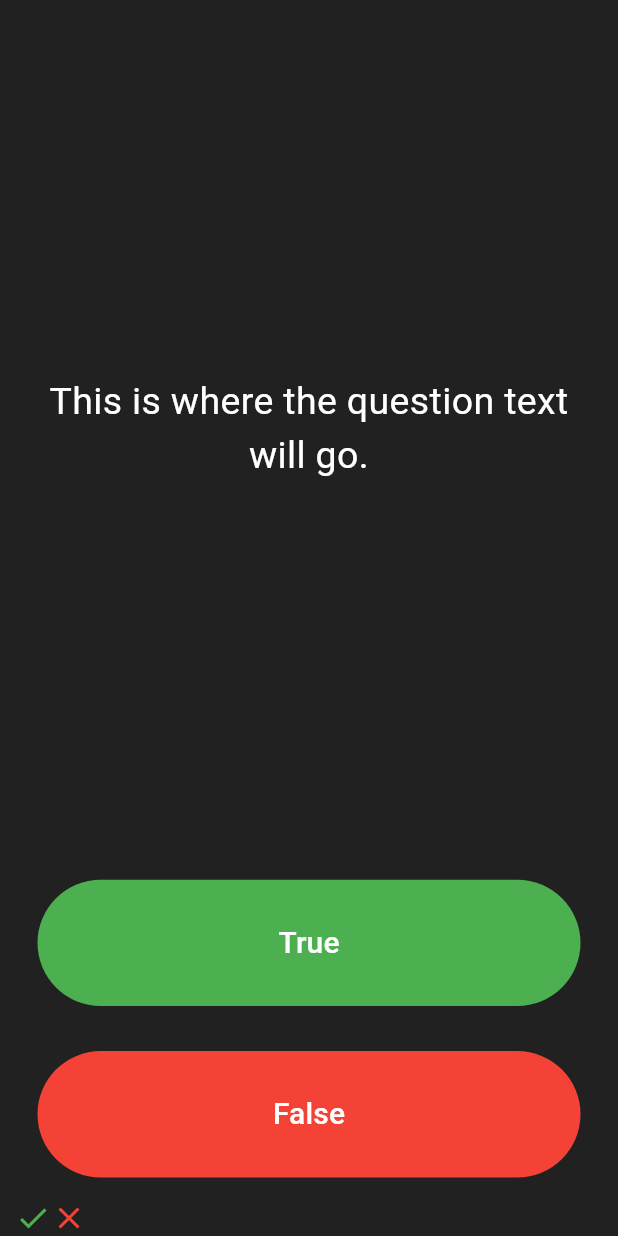
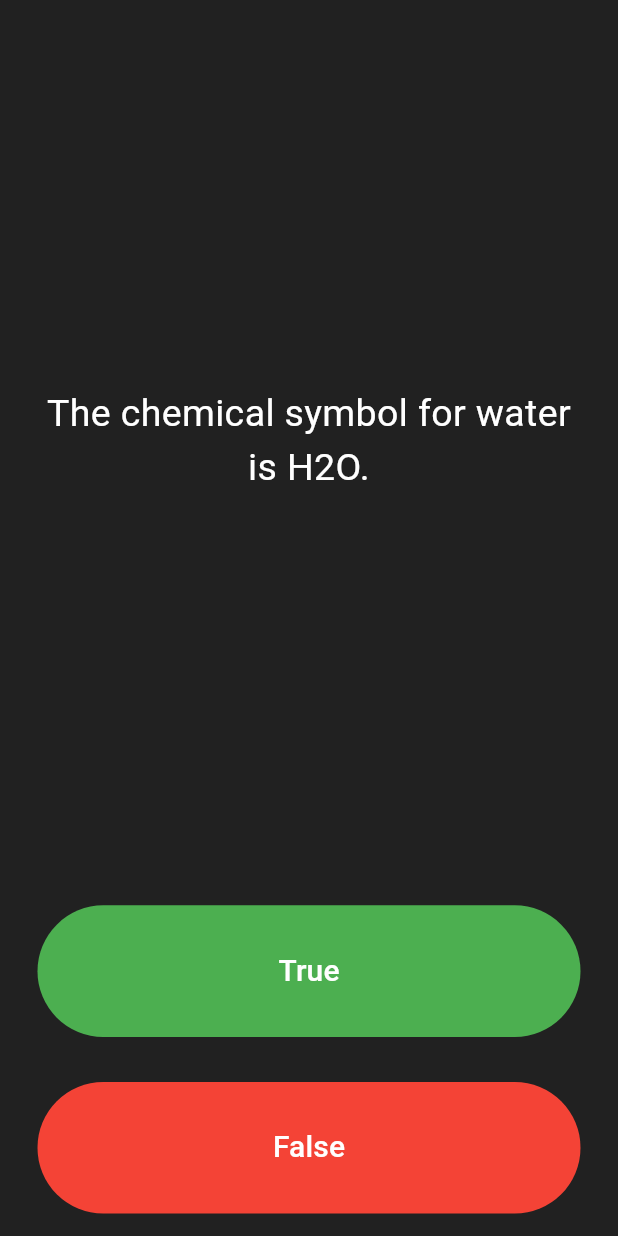
Before and after one commit to alphaseneca/60dayschallenge, a Flutter app: the screen it shows after launch, after a tap on "True", after a tap on "False", on a phone screen of 412 x 824 dp. Run offline on Flutter 3.47's test engine with Material 3 defaults, Android fonts, the phone set to English and light mode, and no system bars; our stand-ins replace audioplayers.

```diff
--- a/quizzler/lib/main.dart
+++ b/quizzler/lib/main.dart
@@ -32,6 +32,35 @@ class QuizPage extends StatefulWidget {
 
 class _QuizPageState extends State<QuizPage> {
   List<Icon> scorekeeper = [];
+
+  List<String> questions = [
+    'The capital of France is Paris.',
+    'The square root of 16 is 5.',
+    'The chemical symbol for water is H2O.',
+    'The Great Wall of China is visible from space with the naked eye.',
+    'Python is a type of snake.',
+    'The Earth is flat.',
+    'Shakespeare wrote "To Kill a Mockingbird".',
+    'Humans have 23 pairs of chromosomes.',
+    'Venus is the closest planet to the Sun.',
+    'The Pacific Ocean is the largest ocean on Earth.',
+  ];
+
+  List<bool> answers = [
+    true,
+    false,
+    true,
+    true,
+    true,
+    false,
+    true,
+    true,
+    false,
+    false,
+  ];
+
+  int questionNumber = 0;
+
   @override
   Widget build(BuildContext context) {
     return Column(
@@ -44,7 +73,7 @@ class _QuizPageState extends State<QuizPage> {
             padding: EdgeInsets.all(10),
             child: Center(
               child: Text(
-                'This is where the question text will go.',
+                questions[questionNumber],
                 textAlign: TextAlign.center,
                 style: TextStyle(
                   color: Colors.white,
@@ -71,16 +100,18 @@ class _QuizPageState extends State<QuizPage> {
               ),
               onPressed: () {
                 //The user picked true.
+                bool correctAnswer = answers[questionNumber];
+                if (correctAnswer == true) {
+                  print('User got it right!');
+                } else {
+                  print('User got it wrong!');
+                }
                 setState(
                   () {
-                    scorekeeper.add(
-                      Icon(
-                        Icons.check,
-                        color: Colors.green,
-                      ),
-                    );
+                    questionNumber++;
                   },
                 );
+                print(questionNumber);
               },
             ),
           ),
@@ -99,16 +130,18 @@ class _QuizPageState extends State<QuizPage> {
               ),
               onPressed: () {
                 //The user picked false.
+                bool correctAnswer = answers[questionNumber];
+                if (correctAnswer == false) {
+                  print('User got it right!');
+                } else {
+                  print('User got it wrong!');
+                }
                 setState(
                   () {
-                    scorekeeper.add(
-                      Icon(
-                        Icons.close,
-                        color: Colors.red,
-                      ),
-                    );
+                    questionNumber++;
                   },
                 );
+                print(questionNumber);
               },
             ),
           ),
@@ -122,3 +155,10 @@ class _QuizPageState extends State<QuizPage> {
     );
   }
 }
+
+// scorekeeper.add(
+//                       Icon(
+//                         Icons.check,
+//                         color: Colors.green,
+//                       ),
+//                     );
--- /dev/null
+++ b/quizzler/lib/question.dart
@@ -0,0 +1,9 @@
+class Question {
+  String questionText;
+  bool questionAnswer;
+
+  Question({
+    required this.questionText,
+    required this.questionAnswer,
+  });
+}
```
